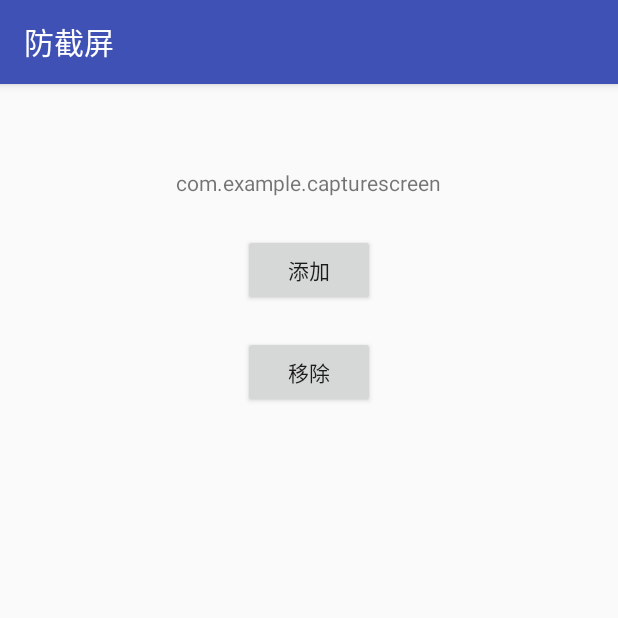
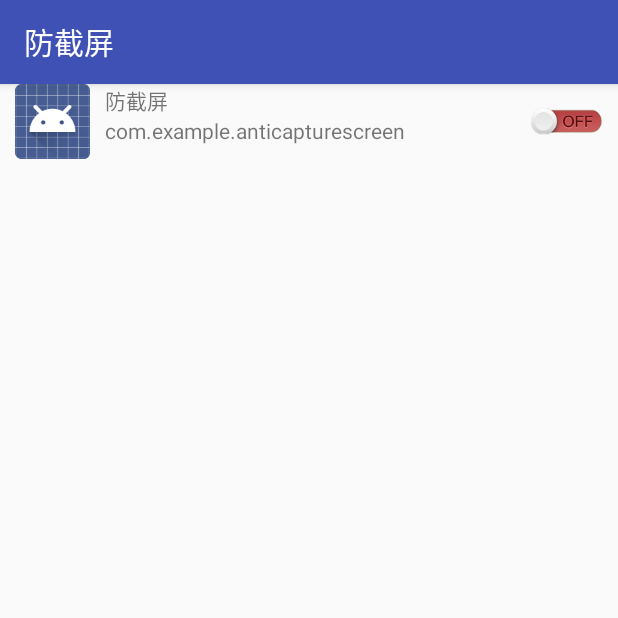
Before and after one commit to huangmingliang/AntiCaptureScreen, an Android app: the screen it shows after launch (MainActivity), on a phone screen of 412 x 824 dp, the top half of it. Run offline under Robolectric (Android 15) with nearby library versions, the phone set to English and light mode, and no system bars.

Commit message:
防截屏列表显示应用及控制

```diff
--- a/app/src/main/AndroidManifest.xml
+++ b/app/src/main/AndroidManifest.xml
@@ -11,7 +11,8 @@
         android:label="@string/app_name"
         android:supportsRtl="true"
         android:theme="@style/AppTheme">
-        <activity android:name=".MainActivity">
+        <activity android:name=".MainActivity"
+            android:excludeFromRecents="true">
             <intent-filter>
                 <action android:name="android.intent.action.MAIN" />
 
--- /dev/null
+++ b/app/src/main/java/com/example/anticapturescreen/AppInfo.java
@@ -0,0 +1,54 @@
+package com.example.anticapturescreen;
+
+import android.graphics.drawable.Drawable;
+
+/**
+ * Created by Huangmingliang on 2016/5/31 0031.
+ */
+public class AppInfo {
+    private String packName;
+    private String appName;
+    private Drawable packIcon;
+    private boolean isOpen;
+    private String sortChar;
+
+    public String getSortChar() {
+        return sortChar;
+    }
+
+    public void setSortChar(String sortChar) {
+        this.sortChar = sortChar;
+    }
+
+    public String getAppName() {
+        return appName;
+    }
+
+    public void setAppName(String appName) {
+        this.appName = appName;
+    }
+
+    public boolean isOpen() {
+        return isOpen;
+    }
+
+    public void setOpen(boolean open) {
+        isOpen = open;
+    }
+
+    public String getPackName() {
+        return packName;
+    }
+
+    public void setPackName(String packName) {
+        this.packName = packName;
+    }
+
+    public Drawable getPackIcon() {
+        return packIcon;
+    }
+
+    public void setPackIcon(Drawable packIcon) {
+        this.packIcon = packIcon;
+    }
+}
--- a/app/src/main/java/com/example/anticapturescreen/MainActivity.java
+++ b/app/src/main/java/com/example/anticapturescreen/MainActivity.java
@@ -3,64 +3,33 @@ package com.example.anticapturescreen;
 import android.content.Context;
 import android.support.v7.app.AppCompatActivity;
 import android.os.Bundle;
-import android.view.View;
-import android.widget.Button;
-import android.widget.EditText;
-import android.widget.TextView;
-import android.widget.Toast;
+import android.util.Log;
+import android.widget.AbsListView;
+import android.widget.ListView;
 
-public class MainActivity extends AppCompatActivity implements View.OnClickListener{
+import java.util.List;
+
+public class MainActivity extends AppCompatActivity {
 
     private String TAG = getClass().getSimpleName();
     private Context context;
-    private Button btn_add,btn_remove;
-    private TextView input_packName;
-//    private EditText input_packName;
-    private MyDbUtil myDbUtil;
+    private Util util;
+    private ListView appListView;
+    private MyAdapter adapter;
+    private List<AppInfo> appInfoList;
+
 
     @Override
     protected void onCreate(Bundle savedInstanceState) {
         super.onCreate(savedInstanceState);
-        setContentView(R.layout.activity_main);
+        setContentView(R.layout.activity_applist);
         context=this;
-        btn_add=(Button)findViewById(R.id.button);
-        btn_remove=(Button)findViewById(R.id.button2);
-        input_packName=(TextView)findViewById(R.id.textView);
-        input_packName.setOnClickListener(this);
-//        input_packName=(EditText)findViewById(R.id.editText);
-        btn_remove.setOnClickListener(this);
-        btn_add.setOnClickListener(this);
-//        input_packName.setOnClickListener(this);
-        myDbUtil=new MyDbUtil(context);
+        util=new Util(context);
+        appListView=(ListView)findViewById(R.id.appList);
+        appInfoList=util.getInstalledPackNames(context,false);
+        adapter=new MyAdapter(context,appInfoList);
+        appListView.setAdapter(adapter);
     }
 
-    @Override
-    public void onClick(View v) {
-//        String packName=input_packName.getText().toString().trim();
-        String packName=input_packName.getText().toString().trim();
-        if (packName==null){
-            return;
-        }
-        switch (v.getId()){
-            case R.id.button:
-                long index1=myDbUtil.addAntiCapturePackNames(packName);
-                if (index1<0){
-                    Toast.makeText(context,packName+"添加失败",Toast.LENGTH_LONG).show();
-                }else{
-                    Toast.makeText(context,packName+"已添加",Toast.LENGTH_LONG).show();
-                }
-                break;
-            case R.id.button2:
-                long index2=myDbUtil.removeAntiCapturePackNames(packName);
-                if (index2<0){
-                    Toast.makeText(context,packName+"移除失败",Toast.LENGTH_LONG).show();
-                }else{
-                    Toast.makeText(context,packName+"已移除",Toast.LENGTH_LONG).show();
-                }
-                break;
-            default:
-                break;
-        }
-        input_packName.setText("");
-    }
+
 }
--- /dev/null
+++ b/app/src/main/java/com/example/anticapturescreen/MyAdapter.java
@@ -0,0 +1,91 @@
+package com.example.anticapturescreen;
+
+import android.content.Context;
+import android.util.Log;
+import android.view.LayoutInflater;
+import android.view.View;
+import android.view.ViewGroup;
+import android.widget.BaseAdapter;
+import android.widget.CompoundButton;
+import android.widget.ImageView;
+import android.widget.Switch;
+import android.widget.TextView;
+
+import java.util.List;
+
+/**
+ * Created by Huangmingliang on 2016/6/1 0001.
+ */
+public class MyAdapter extends BaseAdapter{
+
+    private String TAG=getClass().getSimpleName();
+    Context context;
+    List<AppInfo>  appInfoList;
+    MyAdapter(Context context, List<AppInfo> appInfoList){
+        this.context=context;
+        this.appInfoList=appInfoList;
+    }
+    @Override
+    public int getCount() {
+        return appInfoList.size();
+    }
+
+    @Override
+    public Object getItem(int position) {
+        return appInfoList.get(position);
+    }
+
+    @Override
+    public long getItemId(int position) {
+        return position;
+    }
+
+    @Override
+    public View getView(final int position, View convertView, ViewGroup parent) {
+        LayoutInflater inflater=LayoutInflater.from(context);
+        final HolderView holderView;
+        if (convertView==null){
+            convertView=inflater.inflate(R.layout.item_applist,null);
+            holderView=new HolderView();
+            holderView.packName=(TextView) convertView.findViewById(R.id.packName);
+            holderView.appName=(TextView)convertView.findViewById(R.id.appName);
+            holderView.packIcon=(ImageView)convertView.findViewById(R.id.packIcon);
+            holderView.mSwitch=(ImageView)convertView.findViewById(R.id.switch1);
+            convertView.setTag(holderView);
+        }else {
+            holderView=(HolderView) convertView.getTag();
+        }
+        holderView.packName.setText(appInfoList.get(position).getPackName());
+        holderView.appName.setText(appInfoList.get(position).getAppName());
+        holderView.packIcon.setImageDrawable(appInfoList.get(position).getPackIcon());
+        if (appInfoList.get(position).isOpen()){
+            holderView.mSwitch.setImageResource(R.mipmap.on);
+        }else {
+            holderView.mSwitch.setImageResource(R.mipmap.off);
+        }
+        holderView.mSwitch.setOnClickListener(new View.OnClickListener() {
+            @Override
+            public void onClick(View v) {
+                MyDbUtil dbUtil=new MyDbUtil(context,Constant.DB_NAME);
+                if (appInfoList.get(position).isOpen()){
+                    dbUtil.removeAntiCapturePackNames(appInfoList.get(position).getPackName());
+                    holderView.mSwitch.setImageResource(R.mipmap.off);
+                    appInfoList.get(position).setSortChar("b");
+                }else {
+                    dbUtil.addAntiCapturePackNames(appInfoList.get(position).getPackName());
+                    holderView.mSwitch.setImageResource(R.mipmap.on);
+                    appInfoList.get(position).setSortChar("a");
+                }
+                appInfoList.get(position).setOpen(!appInfoList.get(position).isOpen());
+            }
+        });
+        return convertView;
+    }
+
+    class HolderView{
+        private TextView packName;
+        private TextView appName;
+        private ImageView packIcon;
+        private ImageView mSwitch;
+    }
+}
--- a/app/src/main/java/com/example/anticapturescreen/MyDbUtil.java
+++ b/app/src/main/java/com/example/anticapturescreen/MyDbUtil.java
@@ -20,13 +20,21 @@ public class MyDbUtil {
     private SQLiteDatabase db;
     private Cursor cursor;
 
-    MyDbUtil(Context context) {
+
+    /**
+     * @param context
+     * @param dbName
+     */
+    MyDbUtil(Context context,String dbName) {
         this.context = context;
-        mySQLiteHelper = new MySQLiteHelper(context, Constant.DB_NAME, null, Constant.DB_VERSION);
+        mySQLiteHelper = new MySQLiteHelper(context, dbName, null, Constant.DB_VERSION);
         db = mySQLiteHelper.getReadableDatabase();
     }
 
-    public Cursor getAntiCapturePackNames() {
+    /**
+     * @return cursor The cursor contain antiCapturePackNames
+     */
+    public Cursor getAntiCapturePackNamesCursor() {
         if (db == null || !db.isOpen()) {
             db = mySQLiteHelper.getReadableDatabase();
         }
@@ -34,12 +42,20 @@ public class MyDbUtil {
         return cursor;
     }
 
+    /**
+     * @param packName
+     * @return
+     */
     public long addAntiCapturePackNames(String packName) {
         long index = -1;
         if (db == null || !db.isOpen()) {
             db = mySQLiteHelper.getReadableDatabase();
         }
-        if (!isDataAlreadyInTable(packName)) {
+        if (packName==null){
+            Log.e(TAG,"packName is null");
+            return -1;
+        }
+        if (!isPackageAlreadyInTable(packName)) {
             ContentValues values = new ContentValues();
             values.put(Constant.Pack_NAME, packName);
             index = db.insert(Constant.TABLE_NAME, null, values);
@@ -49,27 +65,49 @@ public class MyDbUtil {
         return index;
     }
 
+    /**
+     * @param packNames
+     */
+    public void addAntiCapturePackNames(List<String> packNames){
+        if (packNames==null){
+            return;
+        }
+        for (String packName:packNames){
+            addAntiCapturePackNames(packName);
+        }
+    }
+
+    /**
+     * @param packName
+     * @return
+     */
     public int removeAntiCapturePackNames(String packName) {
         int index = -1;
         if (db == null || !db.isOpen()) {
             db = mySQLiteHelper.getReadableDatabase();
         }
-        if (isDataAlreadyInTable(packName)) {
+        if (isPackageAlreadyInTable(packName)) {
             index = db.delete(Constant.TABLE_NAME, Constant.Pack_NAME + "=?", new String[]{packName});
         }
         return index;
     }
 
+    /**
+     *
+     */
     public void release() {
         if (db != null && db.isOpen()) {
             db.close();
         }
     }
 
-    public List<String> getPackNamesFromTable() {
+    /**
+     * @return
+     */
+    public List<String> getAntiCapturePackNames() {
         List<String> packNames = new ArrayList<>();
         String packName = null;
-        getAntiCapturePackNames();
+        getAntiCapturePackNamesCursor();
         if (cursor == null) {
             Log.e(TAG, "cursor is null");
             packNames.clear();
@@ -90,14 +128,18 @@ public class MyDbUtil {
         return packNames;
     }
 
-    private boolean isDataAlreadyInTable(String packName) {
+    /**
+     * @param packName
+     * @return
+     */
+    private boolean isPackageAlreadyInTable(String packName) {
         List<String> packNames = new ArrayList<>();
-        packNames = getPackNamesFromTable();
+        packNames = getAntiCapturePackNames();
         if (packName != null && !packNames.contains(packName)) {
-            Log.e(TAG, "packageName " + packName + " not exists in the table " + Constant.TABLE_NAME);
+            //Log.e(TAG, "packageName " + packName + " not exists in the table " + Constant.TABLE_NAME);
             return false;
         } else {
-            Log.e(TAG, "packageName " + packName + " exists in the table " + Constant.TABLE_NAME);
+            //Log.e(TAG, "packageName " + packName + " exists in the table " + Constant.TABLE_NAME);
             return true;
         }
     }
--- a/app/src/main/java/com/example/anticapturescreen/MySQLiteHelper.java
+++ b/app/src/main/java/com/example/anticapturescreen/MySQLiteHelper.java
@@ -7,7 +7,7 @@ import android.database.sqlite.SQLiteOpenHelper;
 /**
  * Created by Huangmingliang on 2016/5/27 0027.
  */
-   public class MySQLiteHelper extends SQLiteOpenHelper{
+    class MySQLiteHelper extends SQLiteOpenHelper{
 
     private final String TABLE_NAME="AntiCapturePackage";
     private final String ID="_id";
@@ -16,7 +16,7 @@ import android.database.sqlite.SQLiteOpenHelper;
             "create table if not exists " +TABLE_NAME+
             "("+ID+" integer primary key autoincrement," +Pack_NAME+" varchar(50))";
 
-    public MySQLiteHelper(Context context, String name, SQLiteDatabase.CursorFactory factory, int version) {
+    MySQLiteHelper(Context context, String name, SQLiteDatabase.CursorFactory factory, int version) {
         super(context, name, factory, version);
     }
 
--- /dev/null
+++ b/app/src/main/java/com/example/anticapturescreen/Util.java
@@ -0,0 +1,59 @@
+package com.example.anticapturescreen;
+
+import android.content.Context;
+import android.content.pm.ApplicationInfo;
+import android.content.pm.PackageInfo;
+import android.util.Log;
+
+import java.util.ArrayList;
+import java.util.Collections;
+import java.util.Comparator;
+import java.util.List;
+
+/**
+ * Created by Huangmingliang on 2016/5/31 0031.
+ */
+public class Util {
+    private String TAG=getClass().getSimpleName();
+    private Context mContext;
+
+    public Util(Context context){
+        mContext=context;
+    }
+
+    public List<AppInfo> getInstalledPackNames(Context context,boolean isContainSystemApp){
+        MyDbUtil myDbUtil=new MyDbUtil(context,Constant.DB_NAME);
+        List<AppInfo> appInfoList=new ArrayList<>();
+        List<String> packNames=new ArrayList<>();
+        packNames=myDbUtil.getAntiCapturePackNames();
+        if (context==null){
+            return appInfoList;
+        }
+        List<PackageInfo> packageInfoList=new ArrayList<>();
+        packageInfoList=context.getPackageManager().getInstalledPackages(0);
+        for (PackageInfo packageInfo:packageInfoList){
+            if (!isContainSystemApp&&(packageInfo.applicationInfo.flags&ApplicationInfo.FLAG_SYSTEM)!=0){
+                continue;
+            }
+            AppInfo appInfo=new AppInfo();
+            appInfo.setPackName(packageInfo.packageName);
+            appInfo.setAppName(packageInfo.applicationInfo.loadLabel(context.getPackageManager()).toString());
+            appInfo.setPackIcon(packageInfo.applicationInfo.loadIcon(context.getPackageManager()));
+            if (packNames.contains(packageInfo.packageName)){
+                appInfo.setOpen(true);
+                appInfo.setSortChar("a");
+            }else{
+                appInfo.setOpen(false);
+                appInfo.setSortChar("b");
+            }
+            appInfoList.add(appInfo);
+        }
+        Collections.sort(appInfoList, new Comparator<AppInfo>() {
+            @Override
+            public int compare(AppInfo lhs, AppInfo rhs) {
+               return lhs.getSortChar().compareTo(rhs.getSortChar());
+            }
+        });
+        return appInfoList;
+    }
+}
--- /dev/null
+++ b/app/src/main/res/layout/activity_applist.xml
@@ -0,0 +1,10 @@
+<?xml version="1.0" encoding="utf-8"?>
+<LinearLayout xmlns:android="http://schemas.android.com/apk/res/android"
+    android:orientation="vertical" android:layout_width="match_parent"
+    android:layout_height="match_parent">
+
+    <ListView
+        android:layout_width="match_parent"
+        android:layout_height="wrap_content"
+        android:id="@+id/appList" />
+</LinearLayout>
--- /dev/null
+++ b/app/src/main/res/layout/item_applist.xml
@@ -0,0 +1,60 @@
+<?xml version="1.0" encoding="utf-8"?>
+<RelativeLayout xmlns:android="http://schemas.android.com/apk/res/android"
+    android:layout_width="match_parent"
+    android:layout_height="80dp">
+
+    <ImageView
+        android:id="@+id/packIcon"
+        android:layout_width="50dp"
+        android:layout_height="50dp"
+        android:layout_alignParentStart="true"
+        android:layout_centerVertical="true"
+        android:layout_marginStart="10dp"
+        android:src="@mipmap/ic_launcher" />
+
+    <ImageView
+        android:id="@+id/switch1"
+        android:layout_width="wrap_content"
+        android:layout_height="wrap_content"
+        android:layout_alignParentEnd="true"
+        android:layout_centerVertical="true"
+        android:layout_marginEnd="10dp"
+        android:src="@mipmap/off"
+        android:checked="false" />
+
+    <LinearLayout
+        android:layout_width="match_parent"
+        android:layout_height="match_parent"
+        android:layout_toLeftOf="@id/switch1"
+        android:layout_toRightOf="@id/packIcon"
+        android:layout_marginLeft="10dp"
+        android:layout_marginRight="10dp"
+        android:orientation="vertical">
+
+        <RelativeLayout
+            android:layout_width="match_parent"
+            android:layout_height="0dp"
+            android:layout_weight="1">
+            <TextView
+                android:id="@+id/appName"
+                android:layout_width="wrap_content"
+                android:layout_height="wrap_content"
+                android:layout_centerVertical="true"
+                android:text="appName" />
+        </RelativeLayout>
+
+        <RelativeLayout
+            android:layout_width="match_parent"
+            android:layout_height="0dp"
+            android:layout_weight="1">
+            <TextView
+                android:id="@+id/packName"
+                android:layout_width="wrap_content"
+                android:layout_height="wrap_content"
+                android:layout_centerVertical="true"
+                android:text="packName" />
+        </RelativeLayout>
+    </LinearLayout>
+
+
+</RelativeLayout>
```
Also changed, not shown: app/src/main/java/com/example/anticapturescreen/Constant.java (+8 -8 lines), app/src/main/java/com/example/anticapturescreen/ProviderUtil.java (+3 -4 lines), app/src/main/res/mipmap-xxxhdpi/off.png (added), app/src/main/res/mipmap-xxxhdpi/on.png (added).
